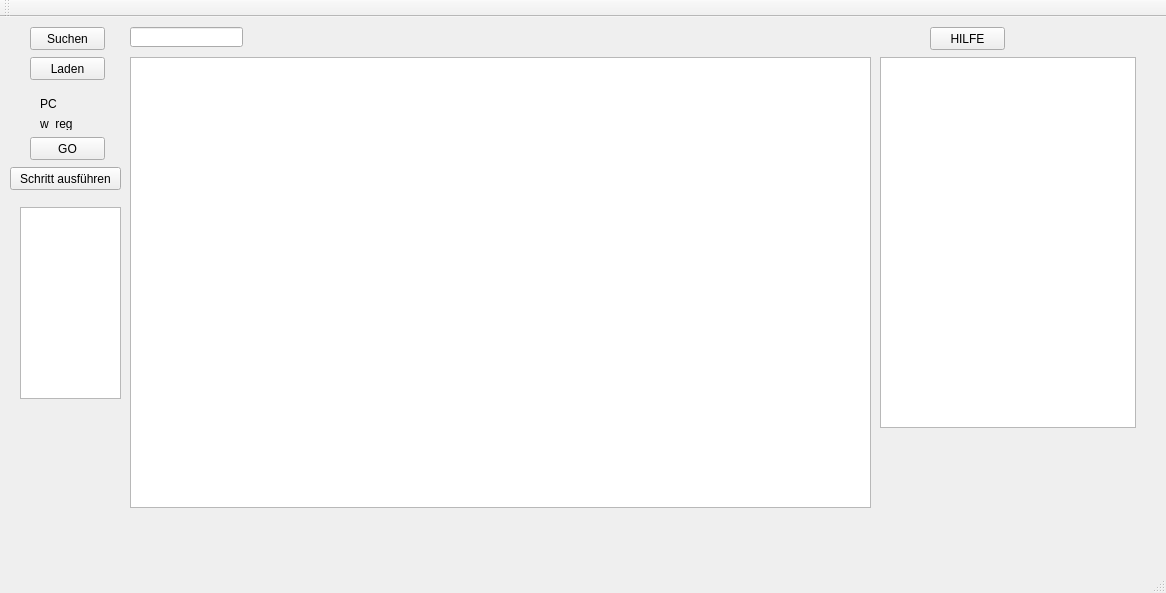
waxmar/PIC16C84, file PIC/mainwindow.ui: the form before one commit.
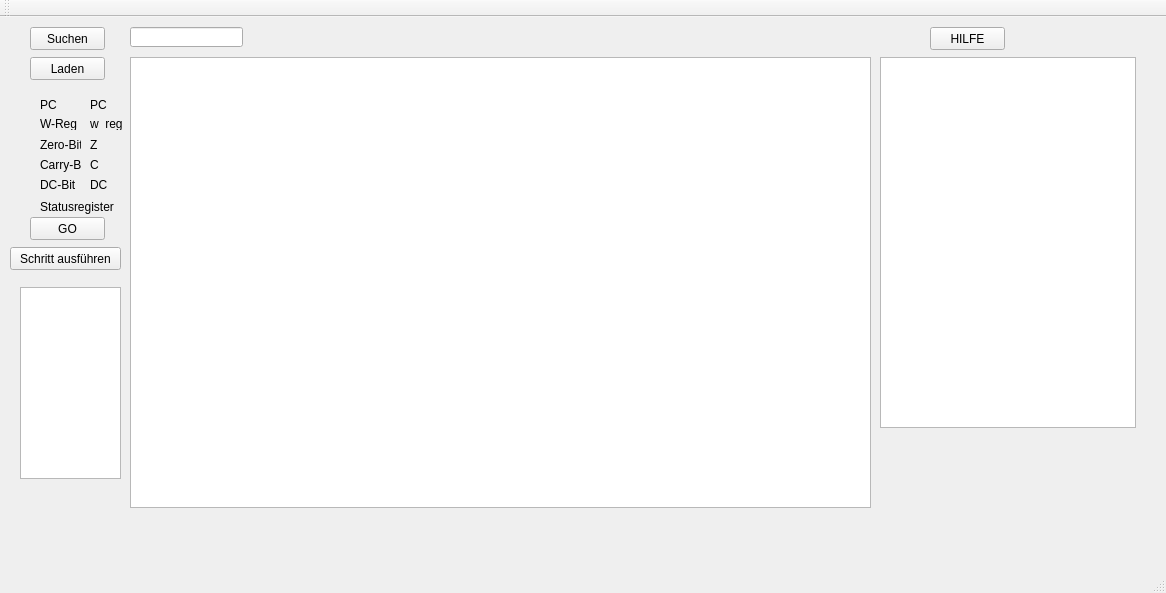
The form after the commit.

Commit message: Visualisierung der Status-Bits (failerhaft)

```diff
--- a/PIC/mainwindow.ui
+++ b/PIC/mainwindow.ui
@@ -63,10 +63,10 @@
    <widget class="QLabel" name="programmzaehler">
     <property name="geometry">
      <rect>
-      <x>40</x>
+      <x>90</x>
       <y>80</y>
-      <width>46</width>
-      <height>13</height>
+      <width>31</width>
+      <height>16</height>
      </rect>
     </property>
     <property name="text">
@@ -77,7 +77,7 @@
     <property name="geometry">
      <rect>
       <x>30</x>
-      <y>120</y>
+      <y>200</y>
       <width>75</width>
       <height>23</height>
      </rect>
@@ -90,7 +90,7 @@
     <property name="geometry">
      <rect>
       <x>10</x>
-      <y>150</y>
+      <y>230</y>
       <width>111</width>
       <height>23</height>
      </rect>
@@ -103,7 +103,7 @@
     <property name="geometry">
      <rect>
       <x>20</x>
-      <y>190</y>
+      <y>270</y>
       <width>101</width>
       <height>192</height>
      </rect>
@@ -135,7 +135,7 @@
    <widget class="QLabel" name="w_reg">
     <property name="geometry">
      <rect>
-      <x>40</x>
+      <x>90</x>
       <y>100</y>
       <width>46</width>
       <height>13</height>
@@ -145,6 +145,123 @@
      <string>w_reg</string>
     </property>
    </widget>
+   <widget class="QLabel" name="ZeroBit">
+    <property name="geometry">
+     <rect>
+      <x>40</x>
+      <y>120</y>
+      <width>41</width>
+      <height>16</height>
+     </rect>
+    </property>
+    <property name="text">
+     <string>Zero-Bit</string>
+    </property>
+   </widget>
+   <widget class="QLabel" name="z">
+    <property name="geometry">
+     <rect>
+      <x>90</x>
+      <y>120</y>
+      <width>21</width>
+      <height>16</height>
+     </rect>
+    </property>
+    <property name="text">
+     <string>Z</string>
+    </property>
+   </widget>
+   <widget class="QLabel" name="CarryBit">
+    <property name="geometry">
+     <rect>
+      <x>40</x>
+      <y>140</y>
+      <width>41</width>
+      <height>16</height>
+     </rect>
+    </property>
+    <property name="text">
+     <string>Carry-Bit</string>
+    </property>
+   </widget>
+   <widget class="QLabel" name="c">
+    <property name="geometry">
+     <rect>
+      <x>90</x>
+      <y>140</y>
+      <width>21</width>
+      <height>16</height>
+     </rect>
+    </property>
+    <property name="text">
+     <string>C</string>
+    </property>
+   </widget>
+   <widget class="QLabel" name="DCBit">
+    <property name="geometry">
+     <rect>
+      <x>40</x>
+      <y>160</y>
+      <width>41</width>
+      <height>16</height>
+     </rect>
+    </property>
+    <property name="text">
+     <string>DC-Bit</string>
+    </property>
+   </widget>
+   <widget class="QLabel" name="dc">
+    <property name="geometry">
+     <rect>
+      <x>90</x>
+      <y>160</y>
+      <width>21</width>
+      <height>16</height>
+     </rect>
+    </property>
+    <property name="text">
+     <string>DC</string>
+    </property>
+   </widget>
+   <widget class="QLabel" name="programmzaehler_2">
+    <property name="geometry">
+     <rect>
+      <x>40</x>
+      <y>80</y>
+      <width>31</width>
+      <height>16</height>
+     </rect>
+    </property>
+    <property name="text">
+     <string>PC</string>
+    </property>
+   </widget>
+   <widget class="QLabel" name="WRegister">
+    <property name="geometry">
+     <rect>
+      <x>40</x>
+      <y>100</y>
+      <width>46</width>
+      <height>13</height>
+     </rect>
+    </property>
+    <property name="text">
+     <string>W-Reg</string>
+    </property>
+   </widget>
+   <widget class="QLabel" name="status">
+    <property name="geometry">
+     <rect>
+      <x>40</x>
+      <y>180</y>
+      <width>81</width>
+      <height>20</height>
+     </rect>
+    </property>
+    <property name="text">
+     <string>Statusregister</string>
+    </property>
+   </widget>
   </widget>
   <widget class="QMenuBar" name="menuBar">
    <property name="geometry">
```
The commit also changes 6 other files.
